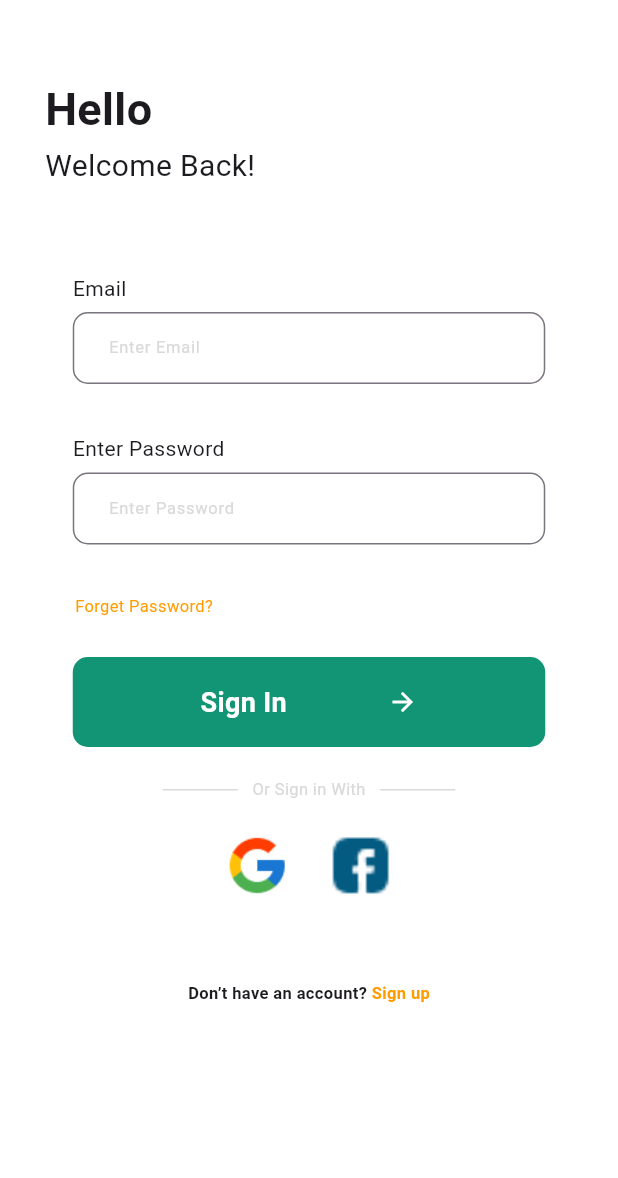
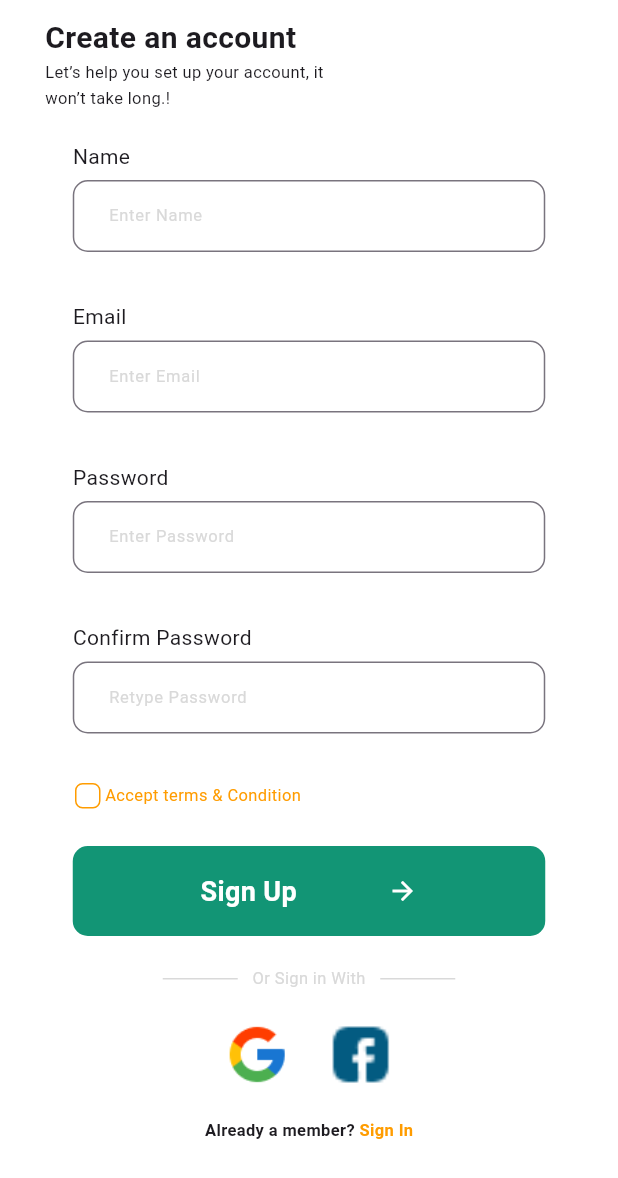
Before and after one commit to seonho99/modu-3-flutter-recipe-app, a Flutter app: the SignUpScreen screen opened by its route, on a phone screen of 412 x 824 dp. Shown: the top 1178 px of the screen. Run offline on Flutter 3.47's test engine with Material 3 defaults, Android fonts, the phone set to English and light mode, and no system bars; our stand-ins replace freezed_annotation, go_router; generated files the repository leaves out were written again; Roboto replaces fonts that are missing (Poppins).

```diff
--- a/lib/core/routing/router.dart
+++ b/lib/core/routing/router.dart
@@ -12,17 +12,29 @@ final _rootNavigatorKey = GlobalKey<NavigatorState>();
 
 final router = GoRouter(
   navigatorKey: _rootNavigatorKey,
-  initialLocation: '/home',
+  initialLocation: '/',
   routes: [
+    GoRoute(path: '/', builder: (context, state) => SplashScreen()),
     GoRoute(
-      path: '/',
-      builder: (context, state) => SplashScreen(),
-      routes: [
-        GoRoute(
-          path: Routes.signUp,
-          builder: (context, state) {
-            return SignUpScreen();
-          },
+      path: Routes.signIn,
+      builder: (context, state) {
+        return SignInScreen();
+      },
+    ),
+    GoRoute(
+      path: Routes.signUp,
+      builder: (context, state) {
+        return SignUpScreen();
+      },
+    ),
+
+    StatefulShellRoute.indexedStack(
+      parentNavigatorKey: _rootNavigatorKey,
+      builder: (context, state, navigationShell) {
+        return NavigationBarWidget(navigationShell: navigationShell);
+      },
+      branches: [
+        StatefulShellBranch(
           routes: [
             GoRoute(
               path: Routes.home,
@@ -34,23 +46,5 @@ final router = GoRouter(
         ),
       ],
     ),
-    StatefulShellRoute.indexedStack(
-      parentNavigatorKey: _rootNavigatorKey,
-      builder: (context, state, navigationShell) {
-        return NavigationBarWidget(navigationShell: navigationShell);
-      },
-      branches: [
-        StatefulShellBranch(
-          routes: [
-            GoRoute(
-              path: '/home',
-              builder: (context, state) {
-                return HomeScreen();
-              },
-            ),
-          ],
-        ),
-      ],
-    ),
   ],
 );
--- a/lib/core/routing/routes.dart
+++ b/lib/core/routing/routes.dart
@@ -1,7 +1,7 @@
 
 abstract class Routes {
+  static const String signIn = '/sign_in';
   static const String signUp = '/sign_up';
-  static const String signIn = '/sign_in';
-  static const String home = 'home';
+  static const String home = '/home';
 
 }
--- a/lib/data/mapper/recipe_mapper.dart
+++ b/lib/data/mapper/recipe_mapper.dart
@@ -1,5 +1,6 @@
 import 'package:recipe_app/data/dto/recipe_dto.dart';
-import 'package:recipe_app/data/model/recipe.dart';
+
+import '../../domain/model/recipe.dart';
 
 extension RecipeMapper on RecipeDto {
   Recipe toRecipe() {
--- a/lib/data/repository/recipe_repository_impl.dart
+++ b/lib/data/repository/recipe_repository_impl.dart
@@ -1,10 +1,10 @@
 import 'package:recipe_app/data/data_source/mock_recipe_source_impl.dart';
 import 'package:recipe_app/data/data_source/recipe_data_source.dart';
 import 'package:recipe_app/data/mapper/recipe_mapper.dart';
-import 'package:recipe_app/data/repository/recipe_repository.dart';
+import 'package:recipe_app/domain/repository/recipe_repository.dart';
 
+import '../../domain/model/recipe.dart';
 import '../dto/recipe_dto.dart';
-import '../model/recipe.dart';
 
 class RecipeRepositoryImpl implements RecipeRepository {
   final RecipeDataSource _dataSource = MockRecipeDataSourceImpl();
--- a/lib/data/repository/recipe_repository.dart
+++ b/lib/domain/repository/recipe_repository.dart
@@ -1,7 +1,5 @@
-
-
 import '../model/recipe.dart';
 
-abstract interface class RecipeRepository{
+abstract interface class RecipeRepository {
   Future<List<Recipe>> getRecipe();
 }
--- a/lib/main.dart
+++ b/lib/main.dart
@@ -1,6 +1,5 @@
 import 'package:flutter/material.dart';
-import 'package:recipe_app/data/model/rating.dart';
-import 'package:recipe_app/data/model/recipe.dart';
+
 import 'package:recipe_app/presentation/component/filter_button.dart';
 import 'package:recipe_app/presentation/component/half_recipe_card.dart';
 import 'package:recipe_app/presentation/search_recipes/search_recipes_state.dart';
--- a/lib/presentation/component/half_recipe_card.dart
+++ b/lib/presentation/component/half_recipe_card.dart
@@ -1,8 +1,6 @@
-
-
 import 'package:flutter/material.dart';
 
-import '../../data/model/recipe.dart';
+import '../../domain/model/recipe.dart';
 import '../ui/color_styles.dart';
 import '../ui/text_styles.dart';
 
--- a/lib/presentation/component/rating_dialog.dart
+++ b/lib/presentation/component/rating_dialog.dart
@@ -1,6 +1,6 @@
 import 'package:flutter/material.dart';
 
-import '../../data/model/rating.dart';
+import '../../domain/model/rating.dart';
 import '../ui/color_styles.dart';
 import '../ui/text_styles.dart';
 
--- a/lib/presentation/component/recipe_card.dart
+++ b/lib/presentation/component/recipe_card.dart
@@ -1,6 +1,6 @@
 import 'package:flutter/material.dart';
 
-import '../../data/model/recipe.dart';
+import '../../domain/model/recipe.dart';
 import '../ui/color_styles.dart';
 import '../ui/text_styles.dart';
 
--- a/lib/presentation/saved_recipes/saved_recipes_view_model.dart
+++ b/lib/presentation/saved_recipes/saved_recipes_view_model.dart
@@ -1,7 +1,7 @@
 import 'package:flutter/material.dart';
 
-import '../../data/model/recipe.dart';
-import '../../data/repository/recipe_repository.dart';
+import '../../domain/model/recipe.dart';
+import '../../domain/repository/recipe_repository.dart';
 
 
 
--- a/lib/presentation/search_recipes/search_recipes_state.dart
+++ b/lib/presentation/search_recipes/search_recipes_state.dart
@@ -1,7 +1,6 @@
 import 'package:freezed_annotation/freezed_annotation.dart';
-import 'package:recipe_app/presentation/search_recipes/search_recipes_view_model.dart';
 
-import '../../data/model/recipe.dart';
+import '../../domain/model/recipe.dart';
 
 part 'search_recipes_state.freezed.dart';
 
--- a/lib/presentation/search_recipes/search_recipes_view_model.dart
+++ b/lib/presentation/search_recipes/search_recipes_view_model.dart
@@ -1,8 +1,7 @@
 import 'package:flutter/material.dart';
 import 'package:recipe_app/presentation/search_recipes/search_recipes_state.dart';
 
-import '../../data/model/recipe.dart';
-import '../../data/repository/recipe_repository.dart';
+import '../../domain/repository/recipe_repository.dart';
 
 
 
--- a/lib/presentation/sign_up/sign_up_screen.dart
+++ b/lib/presentation/sign_up/sign_up_screen.dart
@@ -15,42 +15,55 @@ class SignUpScreen extends StatefulWidget {
 }
 
 class _SignUpScreenState extends State<SignUpScreen> {
+  String name = '';
   String email = '';
   String password = '';
+  String confirm = '';
 
   @override
   Widget build(BuildContext context) {
     return Scaffold(
       backgroundColor: Colors.white,
       body: SafeArea(
+        child: SingleChildScrollView(
           child: Padding(
             padding: const EdgeInsets.symmetric(horizontal: 30),
             child: Column(
               // mainAxisAlignment: MainAxisAlignment.start,
               crossAxisAlignment: CrossAxisAlignment.start,
               children: [
-              SizedBox(height: 50),
+                SizedBox(height: 10),
                 SizedBox(
-                width: 84,
-                height: 45,
+                  width: 191,
+                  height: 30,
                   child: Text(
-                  'Hello',
-                  style: TextStyles.headerTextBold.copyWith(
+                    'Create an account',
+                    style: TextStyles.largeTextBold.copyWith(
                       fontWeight: FontWeight.w600,
                     ),
                   ),
                 ),
                 SizedBox(
-                width: 155,
-                height: 30,
+                  width: 195,
+                  height: 34,
                   child: Text(
-                  'Welcome Back!',
-                  style: TextStyles.largeTextRegular.copyWith(
+                    'Let’s help you set up your account, it won’t take long.!',
+                    style: TextStyles.smallerTextRegular.copyWith(
                       fontWeight: FontWeight.w400,
                     ),
                   ),
                 ),
-              SizedBox(height: 57),
+                SizedBox(height: 20),
+                InputFieldWidget(
+                  label: 'Name',
+                  placeHolder: 'Enter Name',
+                  value: name,
+                  onValueChange: (value) {
+                    setState(() {
+                      name = value;
+                    });
+                  },
+                ),
                 InputFieldWidget(
                   label: 'Email',
                   placeHolder: 'Enter Email',
@@ -61,9 +74,8 @@ class _SignUpScreenState extends State<SignUpScreen> {
                     });
                   },
                 ),
-              // SizedBox(height: 30),
                 InputFieldWidget(
-                label: 'Enter Password',
+                  label: 'Password',
                   placeHolder: 'Enter Password',
                   value: password,
                   onValueChange: (value) {
@@ -72,25 +84,50 @@ class _SignUpScreenState extends State<SignUpScreen> {
                     });
                   },
                 ),
+                InputFieldWidget(
+                  label: 'Confirm Password',
+                  placeHolder: 'Retype Password',
+                  value: confirm,
+                  onValueChange: (value) {
+                    setState(() {
+                      confirm = value;
+                    });
+                  },
+                ),
                 // SizedBox(height: 20),
                 Align(
                   alignment: Alignment.centerLeft,
                   child: Padding(
                     padding: const EdgeInsets.only(left: 20),
-                  child: Text(
-                    'Forget Password?',
+                    child: Row(
+                      children: [
+                        Container(
+                          width: 17,
+                          height: 17,
+                          decoration: BoxDecoration(
+                            border: Border.all(
+                              color: ColorStyles.secondary100,
+                              width: 1,
+                            ),
+                            borderRadius: BorderRadius.circular(5),
+                          ),
+                        ),
+                        Text(
+                          ' Accept terms & Condition',
                           style: TextStyles.smallerTextRegular.copyWith(
                             color: ColorStyles.secondary100,
                           ),
+                        ),
+                      ],
                     ),
                   ),
                 ),
                 SizedBox(height: 25),
                 BigButtonsWidget(
                   onClick: () {
-                  context.go('${Routes.signUp}/${Routes.home}');
+                    context.go(Routes.home);
                   },
-                buttons: Buttons(name: 'Sign In'),
+                  buttons: Buttons(name: 'Sign Up'),
                 ),
                 SizedBox(height: 20),
                 Container(
@@ -149,12 +186,12 @@ class _SignUpScreenState extends State<SignUpScreen> {
                     ),
                   ],
                 ),
-              SizedBox(height: 55),
+                SizedBox(height: 20),
                 Row(
                   mainAxisAlignment: MainAxisAlignment.center,
                   children: [
                     Text(
-                    'Don’t have an account?',
+                      'Already a member?',
                       style: TextStyles.smallerTextBold,
                     ),
                     GestureDetector(
@@ -162,7 +199,7 @@ class _SignUpScreenState extends State<SignUpScreen> {
                         context.go(Routes.signIn);
                       },
                       child: Text(
-                      ' Sign up',
+                        ' Sign In',
                         style: TextStyles.smallerTextBold.copyWith(
                           color: ColorStyles.secondary100,
                         ),
@@ -174,6 +211,7 @@ class _SignUpScreenState extends State<SignUpScreen> {
             ),
           ),
         ),
+      ),
     );
   }
 }
--- a/lib/presentation/splash/splash_screen.dart
+++ b/lib/presentation/splash/splash_screen.dart
@@ -72,7 +72,7 @@ class SplashScreen extends StatelessWidget {
                 SizedBox(height: 64),
                 MediumButtonsWidget(
                   onClick: () {
-                    context.go(Routes.signUp);
+                    context.go(Routes.signIn);
                   },
                   buttons: Buttons(name: 'Start cooking'),
                 ),
```
Also changed, not shown: lib/domain/use_case/saved_recipes_fetch_recipes_use_case.dart (added, +14 -0 lines), lib/presentation/sign_in/sign_in_screen.dart (+19 -56 lines), lib/data/model/rating.freezed.dart (deleted), lib/data/model/recipe.freezed.dart (deleted), lib/domain/model/rating.dart (renamed from lib/data/model/rating.dart), lib/domain/model/recipe.dart (renamed from lib/data/model/recipe.dart). Lines whose indentation alone changed are shown as unchanged.
